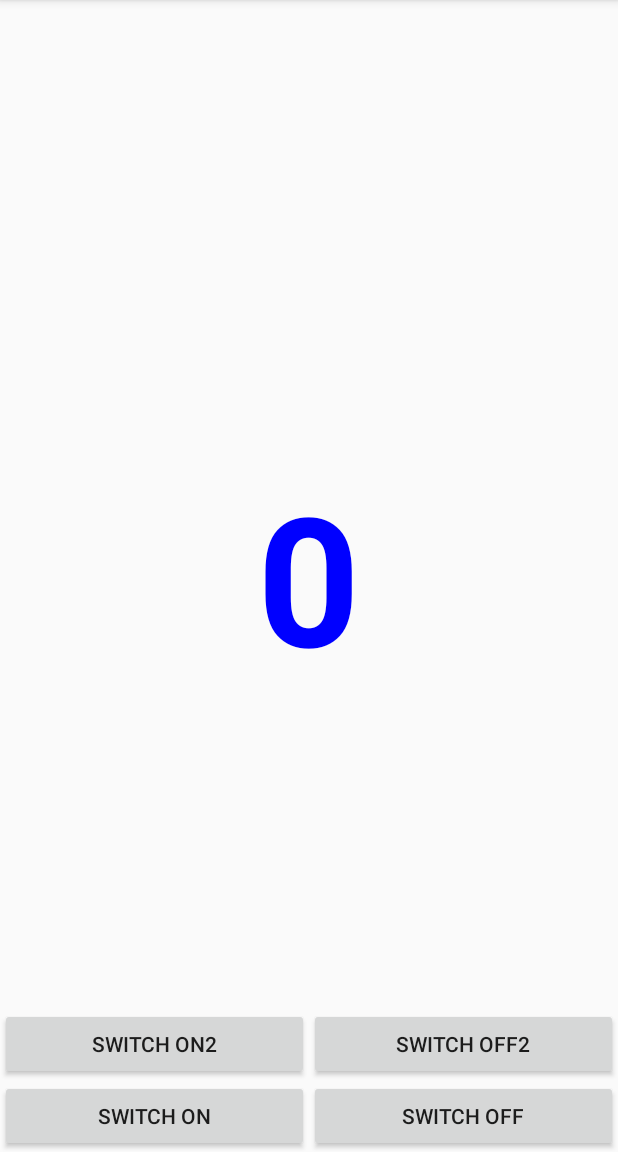
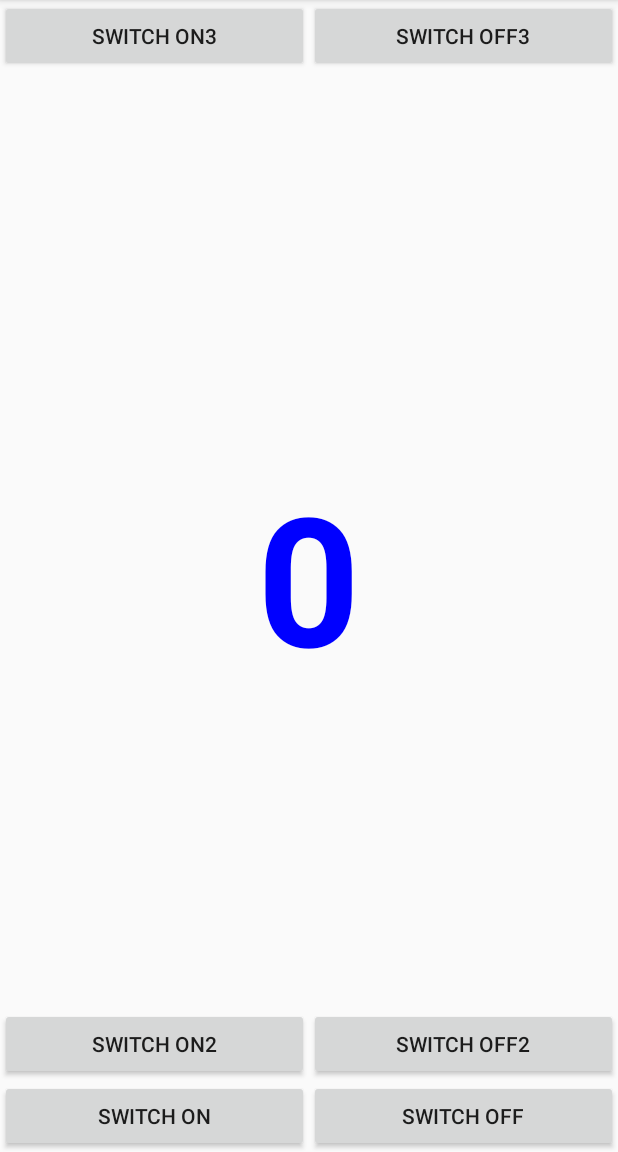
Before and after one commit to PhdPattanapong/GreenHouse, an Android app: the screen it shows after launch (MainActivity), on a phone screen of 412 x 824 dp, the part 84-1236 px from its top. Run offline under Robolectric (Android 15) with nearby library versions, the phone set to English and light mode, and no system bars; our stand-ins replace Firebase (no records; nobody signed in at launch, a user with empty details on screens opened directly); 1 statement that could not run was skipped.

Commit message:
Add Button3 Complete

```diff
--- a/app/src/main/res/layout/activity_main.xml
+++ b/app/src/main/res/layout/activity_main.xml
@@ -35,6 +35,8 @@
             android:layout_weight="1"
             android:layout_width="match_parent"
             android:layout_height="wrap_content" />
+
+
     </LinearLayout>
 
     <LinearLayout
@@ -59,7 +61,29 @@
             android:layout_height="wrap_content" />
     </LinearLayout>
 
+    <LinearLayout
+      android:layout_alignParentTop="true"
+        android:layout_above="@+id/linButton"
+        android:orientation="horizontal"
+        android:layout_width="match_parent"
+        android:layout_height="wrap_content">
 
+        <Button
+            android:id="@+id/btnSwitchOn3"
+            android:text="Switch ON3"
+            android:layout_weight="1"
+            android:layout_width="match_parent"
+            android:layout_height="wrap_content" />
+
+        <Button
+            android:id="@+id/btnSwitchOFF3"
+            android:text="Switch OFF3"
+            android:layout_weight="1"
+            android:layout_width="match_parent"
+            android:layout_height="wrap_content" />
+
+
+    </LinearLayout>
 
 
 </RelativeLayout>
```
